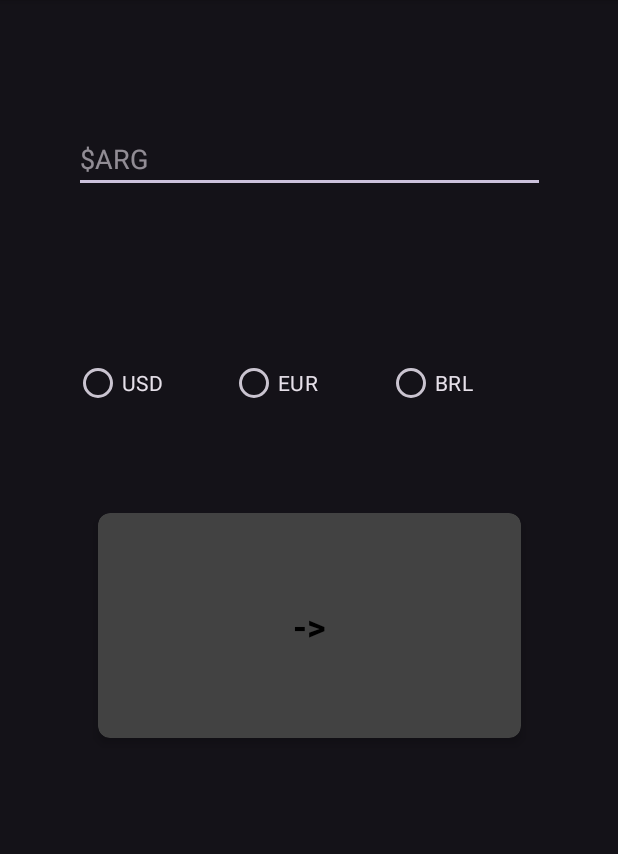
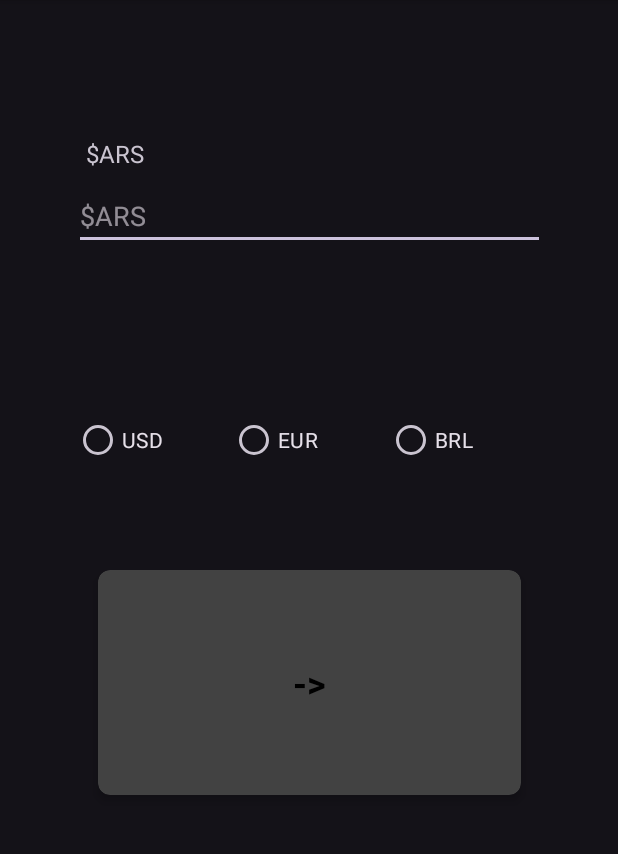
Before and after one commit to themchoise/dev_mobile, an Android app: the ConversorView screen opened directly, with no data from a screen before it, on a phone screen of 412 x 824 dp, the part 96-950 px from its top. Run offline under Robolectric (Android 15) with nearby library versions, the phone set to English and light mode, and no system bars; network calls fail; 2 statements that could not run were skipped.

```diff
--- a/app/src/main/AndroidManifest.xml
+++ b/app/src/main/AndroidManifest.xml
@@ -12,6 +12,8 @@
         android:supportsRtl="true"
         android:theme="@style/Theme.MyApp"
         tools:targetApi="31">
+
+
         <activity
             android:name=".tp1.ej2_conversor.ConversorView"
             android:exported="false" />
@@ -43,5 +45,7 @@
             </intent-filter>
         </activity>
     </application>
-
+    <uses-permission
+        android:name="android.permission.INTERNET"
+        tools:ignore="ManifestOrder" />
 </manifest>
--- a/app/src/main/res/layout/activity_conversor.xml
+++ b/app/src/main/res/layout/activity_conversor.xml
@@ -15,19 +15,27 @@
         app:layout_constraintStart_toStartOf="parent"
         app:layout_constraintTop_toTopOf="parent">
 
+
         <LinearLayout
             android:layout_width="match_parent"
             android:layout_height="match_parent"
             android:orientation="vertical">
+
+            <TextView
+                android:layout_width="wrap_content"
+                android:layout_height="wrap_content"
+                android:text="$ARS"
+                android:padding="8dp"
+                android:textSize="16sp" />
 
             <EditText
                 android:id="@+id/editTextText3"
                 android:layout_width="match_parent"
                 android:layout_height="wrap_content"
                 android:ems="10"
-                android:inputType="text"
+                android:inputType="number"
                 android:gravity="center_vertical"
-                android:hint="$ARG"
+                android:hint="$ARS"
                 android:text="" />
 
             <LinearLayout
@@ -73,6 +81,7 @@
                     android:layout_height="match_parent">
 
                     <TextView
+                        android:id="@+id/textResult"
                         android:layout_width="wrap_content"
                         android:layout_height="wrap_content"
                         android:text="->"
@@ -83,6 +92,8 @@
                 </FrameLayout>
 
             </androidx.cardview.widget.CardView>
+
+
         </LinearLayout>
 
     </androidx.constraintlayout.widget.ConstraintLayout>
```
Also changed, not shown: app/src/main/java/com/example/mjoyce/tp1/ej2_conversor/ConversorView.kt (+79 -8 lines).
